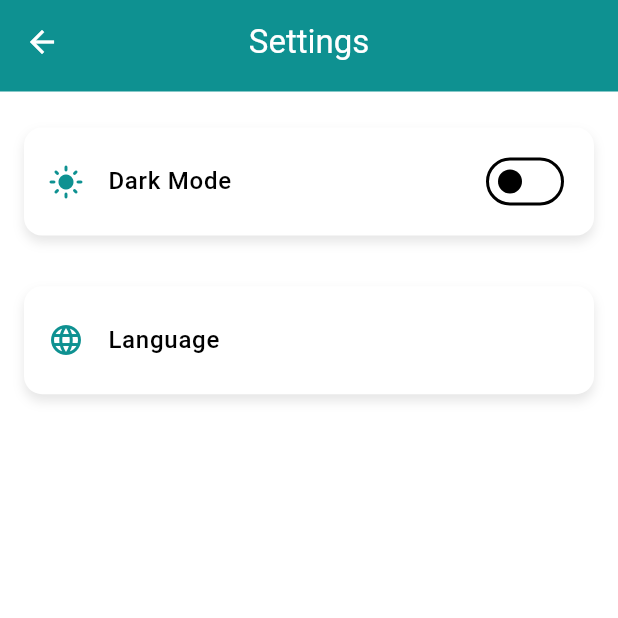
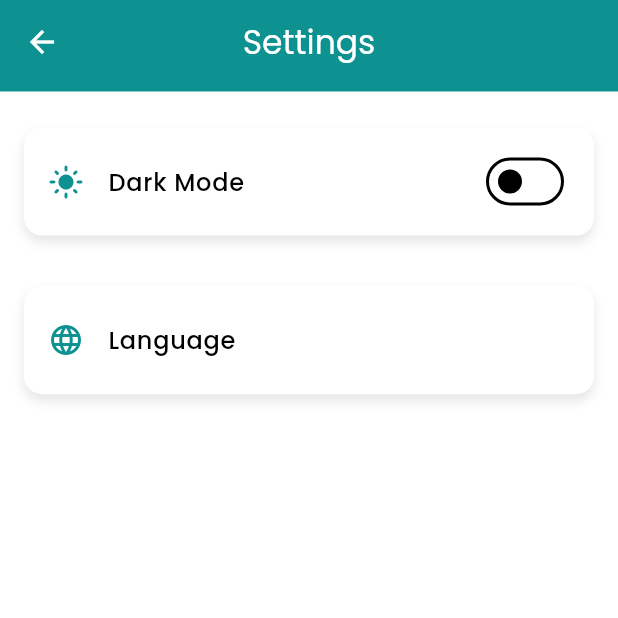
Before and after one commit to OmarAmeer96/Time-Pulse, a Flutter app: the AdminHomeView screen opened by its route, after a tap on the "settings" icon, on a phone screen of 412 x 824 dp, the top half of it. Run offline on Flutter 3.47's test engine with Material 3 defaults, Android fonts, the phone set to English and light mode, and no system bars; our stand-ins replace bloc, cloud_firestore, firebase_auth, firebase_core, flutter_bloc, flutter_screenutil and 2 more; accounts and stored records are empty; statements that could not run were skipped.

Commit message:
Add Poppins font family and update pubspec.yaml with font assets

```diff
--- a/lib/core/theme.dart
+++ b/lib/core/theme.dart
@@ -7,6 +7,7 @@ class MyTheme {
   static Color greyColor = Color(0xff575656);
 
   static ThemeData lightMode = ThemeData(
+      fontFamily: 'Poppins',
       appBarTheme: AppBarTheme(
         foregroundColor: Colors.white,
         backgroundColor: primaryColor,
@@ -44,6 +45,7 @@ class MyTheme {
       ));
 
   static ThemeData darkMode = ThemeData(
+      fontFamily: 'Poppins',
       appBarTheme: AppBarTheme(
         foregroundColor: Colors.white,
         backgroundColor: primaryColor,
```
Also changed, not shown: pubspec.yaml (+15 -11 lines), assets/fonts/Poppins-Bold.ttf (added), assets/fonts/Poppins-ExtraLight.ttf (added), assets/fonts/Poppins-Light.ttf (added), assets/fonts/Poppins-Medium.ttf (added), assets/fonts/Poppins-Regular.ttf (added), assets/fonts/Poppins-SemiBold.ttf (added), 4 other files.
